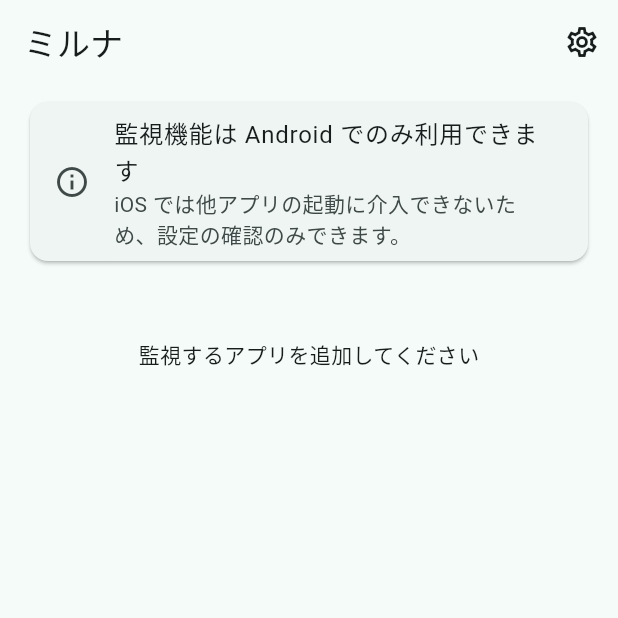
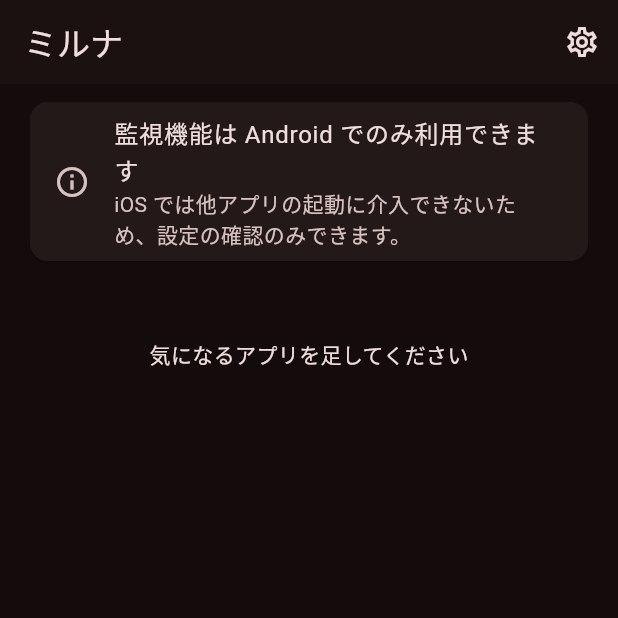
Before and after one commit to komapotter/miruna, a Flutter app: the screen it shows after launch, after a tap on "始める", on a phone screen of 412 x 824 dp, the top half of it. Run offline on Flutter 3.47's test engine with Material 3 defaults, Android fonts, the phone set to English and light mode, and no system bars; our stand-ins replace flutter_riverpod, shared_preferences.

```diff
--- a/lib/app.dart
+++ b/lib/app.dart
@@ -10,8 +10,8 @@ class MirunaApp extends StatelessWidget {
   @override
   Widget build(BuildContext context) {
     final scheme = ColorScheme.fromSeed(
-      seedColor: const Color(0xFF0F766E),
-      brightness: Brightness.light,
+      seedColor: const Color(0xFF8B1A1A),
+      brightness: Brightness.dark,
     );
     return MaterialApp(
       title: 'ミルナ',
@@ -25,6 +25,7 @@ class MirunaApp extends StatelessWidget {
       theme: ThemeData(
         colorScheme: scheme,
         useMaterial3: true,
+        scaffoldBackgroundColor: const Color(0xFF140C0C),
         appBarTheme: AppBarTheme(
           backgroundColor: scheme.surface,
           foregroundColor: scheme.onSurface,
--- a/lib/features/apps/app_edit_screen.dart
+++ b/lib/features/apps/app_edit_screen.dart
@@ -45,7 +45,7 @@ class _AppEditScreenState extends ConsumerState<AppEditScreen> {
           ListTile(
             contentPadding: EdgeInsets.zero,
             leading: const Icon(Icons.bar_chart_outlined),
-            title: const Text('記録を見る'),
+            title: const Text('見てしまった回数'),
             subtitle: const Text('はい / いいえの回数を年・月・日で表示します'),
             trailing: const Icon(Icons.chevron_right),
             onTap: () {
--- a/lib/features/apps/apps_screen.dart
+++ b/lib/features/apps/apps_screen.dart
@@ -101,7 +101,7 @@ class AppsScreen extends ConsumerWidget {
                 const Padding(
                   padding: EdgeInsets.only(top: 48),
                   child: Center(
-                    child: Text('監視するアプリを追加してください'),
+                    child: Text('気になるアプリを足してください'),
                   ),
                 )
               else
```
Also changed, not shown: lib/features/apps/decision_graph_screen.dart (+4 -4 lines), assets/icon/miruna.png, 33 other files.
